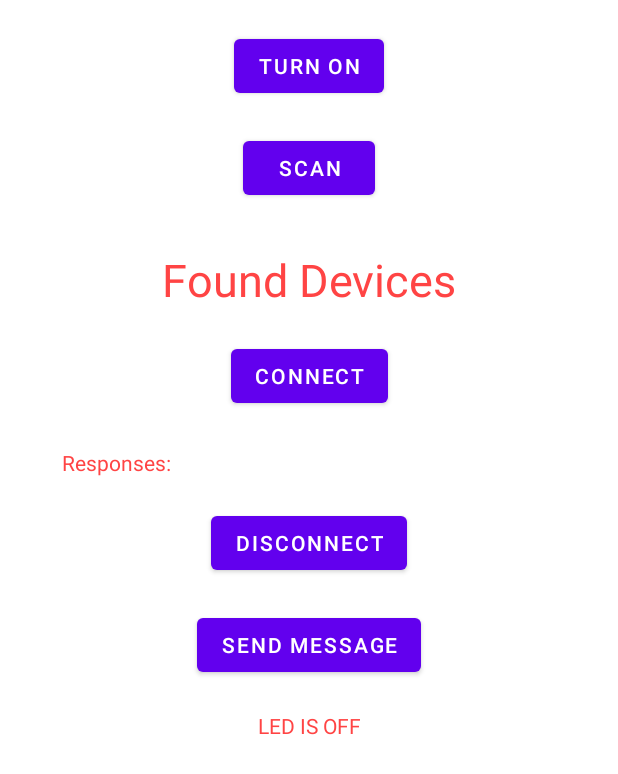
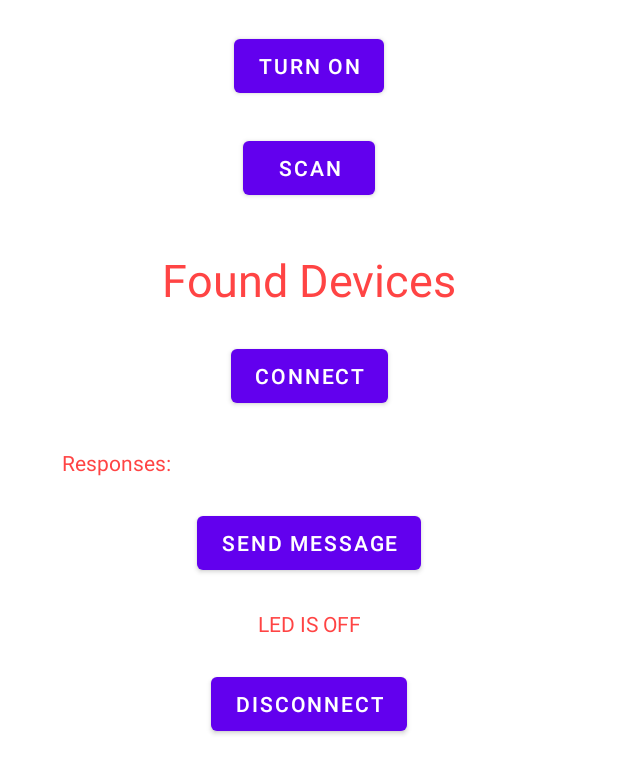
Before and after one commit to narendra-09/BluetoothResponseSystem, an Android app: the screen it shows after launch (MainActivity), on a phone screen of 412 x 824 dp. Shown: the top 774 px of the screen. Run offline under Robolectric (Android 15) with nearby library versions, the phone set to English and light mode, and no system bars.

Commit message:
Commit One

```diff
--- a/app/src/main/AndroidManifest.xml
+++ b/app/src/main/AndroidManifest.xml
@@ -6,6 +6,7 @@
     <uses-permission android:name="android.permission.BLUETOOTH_ADMIN" />
     <uses-permission android:name="android.permission.ACCESS_COARSE_LOCATION" />
     <uses-permission android:name="android.permission.ACCESS_FINE_LOCATION"/>
+    <uses-permission android:name="android.permission.INTERNET"/>
 
     <application
         android:allowBackup="true"
--- a/app/src/main/java/com/example/dhwaniclassicbluetooth/MainActivity.java
+++ b/app/src/main/java/com/example/dhwaniclassicbluetooth/MainActivity.java
@@ -6,18 +6,23 @@ import androidx.core.app.ActivityCompat;
 import androidx.core.content.ContextCompat;
 
 import android.annotation.SuppressLint;
+import android.bluetooth.BluetoothA2dp;
 import android.bluetooth.BluetoothAdapter;
 import android.bluetooth.BluetoothDevice;
+import android.bluetooth.BluetoothProfile;
 import android.bluetooth.BluetoothSocket;
 import android.content.BroadcastReceiver;
 import android.content.Context;
 import android.content.Intent;
 import android.content.IntentFilter;
 import android.content.pm.PackageManager;
+import android.media.AudioManager;
+import android.media.MediaPlayer;
 import android.os.Bundle;
 import android.os.CountDownTimer;
 import android.os.Handler;
 import android.os.SystemClock;
+import android.util.Log;
 import android.widget.Toast;
 
 import com.example.dhwaniclassicbluetooth.databinding.ActivityMainBinding;
@@ -25,10 +30,13 @@ import com.example.dhwaniclassicbluetooth.databinding.ActivityMainBinding;
 import java.io.IOException;
 import java.io.InputStream;
 import java.io.OutputStream;
+import java.lang.reflect.InvocationTargetException;
+import java.lang.reflect.Method;
 import java.util.Set;
 import java.util.UUID;
 
 public class MainActivity extends AppCompatActivity {
+    private static final String TAG = "MainActivity";
     private ActivityMainBinding mainBinding;
     private static final int REQUEST_ENABLE_PERMISSIONS = 100;
     private static final int REQUEST_ENABLE_BLUETOOTH = 120;
@@ -36,9 +44,12 @@ public class MainActivity extends AppCompatActivity {
     //Bluetooth Related
     private BluetoothAdapter bluetoothAdapter;
     private BluetoothDevice bluetoothDevice;
+    private BluetoothA2dp bluetoothA2dp;
+    private AudioManager audioManager;
 
     //UUID
     private static final UUID myUUID = UUID.fromString("00001101-0000-1000-8000-00805f9b34fb");
+    private static final UUID a2dpUUID = UUID.fromString("00000000-0000-1000-8000-00805F9B34FB");
 
     private ConnectThread connectThread;
     private DataFlowThread dataFlowThread;
@@ -51,13 +62,19 @@ public class MainActivity extends AppCompatActivity {
         //Grant Permissions
         checkPermissions();
         setupBluetooth();
+        audioManager = (AudioManager) getSystemService(Context.AUDIO_SERVICE);
         mainBinding.bEnable.setOnClickListener(v -> enableBluetooth());
-        mainBinding.bScan.setOnClickListener(v -> getPairedDevices());
+        mainBinding.bScan.setOnClickListener(v -> {
+            getPairedDevices();
+            //scanDevices();
+        });
         mainBinding.bConnect.setOnClickListener(v -> connectToDevice());
         mainBinding.bDisconnect.setOnClickListener(v -> disconnectFromDevice());
         mainBinding.send.setOnClickListener(v -> {
+            if (connectThread != null) {
                 byte[] message = "o".getBytes();
                 dataFlowThread.write(message);
+            }
         });
     }
 
@@ -65,10 +82,12 @@ public class MainActivity extends AppCompatActivity {
     protected void onResume() {
         super.onResume();
         registerReceiver(deviceReceiver, MainActivity.receiverIF());
+        registerReceiver(a2dpReceiver, MainActivity.receiverA2DPIF());
     }
 
     private void setupBluetooth() {
         bluetoothAdapter = BluetoothAdapter.getDefaultAdapter();
+        bluetoothAdapter.getProfileProxy(MainActivity.this, serviceListener, BluetoothProfile.A2DP);
         if (bluetoothAdapter == null) {
             Toast.makeText(this, "Bluetooth is Not supported in this device", Toast.LENGTH_SHORT).show();
         }
@@ -88,8 +107,9 @@ public class MainActivity extends AppCompatActivity {
         Set<BluetoothDevice> pairedDevices = bluetoothAdapter.getBondedDevices();
         if (pairedDevices.size() > 0) {
             for (BluetoothDevice device : pairedDevices) {
+                if(device.getName().equals("JBL GO")){
                     mainBinding.bDevices.setText(device.getName() + " " + device.getAddress());
-                bluetoothDevice = device;
+                    bluetoothDevice = device;}
             }
         } else {
             scanDevices();
@@ -115,9 +135,11 @@ public class MainActivity extends AppCompatActivity {
         }
     }
 
+    @SuppressLint("SetTextI18n")
     private void disconnectFromDevice() {
         if (connectThread != null) {
             connectThread.cancel();
+            mainBinding.bConnect.setText("Connect");
         }
     }
 
@@ -159,7 +181,7 @@ public class MainActivity extends AppCompatActivity {
             String action = intent.getAction();
             if (BluetoothDevice.ACTION_FOUND.equals(action)) {
                 BluetoothDevice device = intent.getParcelableExtra(BluetoothDevice.EXTRA_DEVICE);
-                if ("00:18:E4:35:05:47".equals(device.getAddress())) {
+                if ("JBL GO".equals(device.getName())) {
                     bluetoothDevice = device;
                     mainBinding.bDevices.setText(device.getName() + " " + device.getAddress());
                     bluetoothAdapter.cancelDiscovery();
@@ -172,10 +194,18 @@ public class MainActivity extends AppCompatActivity {
     protected void onPause() {
         super.onPause();
         unregisterReceiver(deviceReceiver);
+        unregisterReceiver(a2dpReceiver);
     }
 
     private static IntentFilter receiverIF() {
         return new IntentFilter(BluetoothDevice.ACTION_FOUND);
+    }
+
+    private static IntentFilter receiverA2DPIF() {
+        IntentFilter intentFilter = new IntentFilter();
+        intentFilter.addAction(BluetoothA2dp.ACTION_CONNECTION_STATE_CHANGED);
+        intentFilter.addAction(BluetoothA2dp.ACTION_PLAYING_STATE_CHANGED);
+        return intentFilter;
     }
 
     private class ConnectThread extends Thread {
@@ -200,9 +230,11 @@ public class MainActivity extends AppCompatActivity {
             try {
                 if (bluetoothSocket != null) {
                     bluetoothSocket.connect();
-                    runOnUiThread(()->{mainBinding.bConnect.setText("Connected");});
+                   /* runOnUiThread(()-> mainBinding.bConnect.setText("Connected"));
                     dataFlowThread = new DataFlowThread(bluetoothSocket);
-                    dataFlowThread.start();
+                    dataFlowThread.start(); */
+                   // bluetoothAdapter.getProfileProxy(MainActivity.this, serviceListener, BluetoothProfile.A2DP);
+
                 }
             } catch (IOException e) {
                 try {
@@ -216,6 +248,7 @@ public class MainActivity extends AppCompatActivity {
         public void cancel() {
             try {
                 bluetoothSocket.close();
+                connectThread = null;
             } catch (IOException e) {
                 e.printStackTrace();
             }
@@ -250,7 +283,7 @@ public class MainActivity extends AppCompatActivity {
         @SuppressLint("SetTextI18n")
         @Override
         public void run() {
-            runOnUiThread(()-> mainBinding.Response.append("\n"));
+            runOnUiThread(() -> mainBinding.Response.append("\n"));
             buffer = new byte[1024];
             int numBytes;
             while (true) {
@@ -262,7 +295,7 @@ public class MainActivity extends AppCompatActivity {
                             mainBinding.Response.append("\n");
                             mainBinding.Response.append("Response Received");
                         }
-                            if(message.trim().equals("!")){
+                        if (message.trim().equals("!")) {
                             countDownTimer.start();
                         }
                     });
@@ -273,15 +306,15 @@ public class MainActivity extends AppCompatActivity {
         }
 
         public void write(byte[] bytes) {
-              try{
+            try {
                 outputStream.write(bytes);
             } catch (IOException e) {
                 e.printStackTrace();
             }
         }
 
-        public void close(){
-            try{
+        public void close() {
+            try {
                 bluetoothSocket.close();
             } catch (IOException e) {
                 e.printStackTrace();
@@ -289,7 +322,7 @@ public class MainActivity extends AppCompatActivity {
         }
     }
 
-    private final CountDownTimer countDownTimer = new CountDownTimer(2000,1000) {
+    private final CountDownTimer countDownTimer = new CountDownTimer(2000, 1000) {
         @Override
         public void onTick(long millisUntilFinished) {
             mainBinding.led.setText("LED IS ON");
@@ -300,9 +333,69 @@ public class MainActivity extends AppCompatActivity {
             mainBinding.led.setText("LED IS OFF");
         }
     };
+
+    private final BluetoothProfile.ServiceListener serviceListener = new BluetoothProfile.ServiceListener() {
+        @Override
+        public void onServiceConnected(int profile, BluetoothProfile proxy) {
+            if (profile == BluetoothProfile.A2DP) {
+                bluetoothA2dp = (BluetoothA2dp) proxy;
+               // blHack(bluetoothA2dp);
+                Log.d(TAG, "onServiceConnected: " + bluetoothA2dp.getConnectionState(bluetoothDevice));
+                if (audioManager.isBluetoothA2dpOn()) {
+                    Log.d(TAG, "onServiceConnected: A2dp On");
+                }
+                //playMusic();
+            }
+        }
+
+        @Override
+        public void onServiceDisconnected(int profile) {
+
+        }
+    };
+
     @Override
     protected void onDestroy() {
         super.onDestroy();
+        bluetoothAdapter.closeProfileProxy(BluetoothProfile.A2DP, bluetoothA2dp);
         connectThread.cancel();
     }
+
+    private final BroadcastReceiver a2dpReceiver = new BroadcastReceiver() {
+        @Override
+        public void onReceive(Context context, Intent intent) {
+            String action = intent.getAction();
+            if (BluetoothA2dp.ACTION_CONNECTION_STATE_CHANGED.equals(action)) {
+                int state = intent.getIntExtra(BluetoothA2dp.EXTRA_STATE, BluetoothA2dp.STATE_DISCONNECTED);
+                if (state == BluetoothA2dp.STATE_CONNECTED) {
+                    if (audioManager.isBluetoothA2dpOn()) {
+                        //playMusic();
+                        Log.d(TAG, "onReceive: ");
                     }
+                }
+
+            }
+        }
+    };
+
+    private void playMusic() {
+        MediaPlayer mediaPlayer = new MediaPlayer();
+        try {
+            mediaPlayer.setDataSource("https://file-examples-com.github.io/uploads/2017/11/file_example_MP3_1MG.mp3");
+            mediaPlayer.prepare();
+        } catch (IOException e) {
+            e.printStackTrace();
+        }
+        mediaPlayer.start();
+    }
+
+   /* private void blHack(BluetoothProfile proxy){
+        try{
+            @SuppressLint("DiscouragedPrivateApi") Method connect = BluetoothA2dp.class.getDeclaredMethod("connect",BluetoothDevice.class);
+            connect.invoke(proxy,bluetoothDevice);
+        } catch (NoSuchMethodException | IllegalAccessException | InvocationTargetException e) {
+            e.printStackTrace();
+        }
+    }*/
+
+}
--- a/app/src/main/res/layout/activity_main.xml
+++ b/app/src/main/res/layout/activity_main.xml
@@ -1,6 +1,5 @@
 <?xml version="1.0" encoding="utf-8"?>
-<androidx.core.widget.NestedScrollView
-    xmlns:android="http://schemas.android.com/apk/res/android"
+<androidx.core.widget.NestedScrollView xmlns:android="http://schemas.android.com/apk/res/android"
     xmlns:app="http://schemas.android.com/apk/res-auto"
     xmlns:tools="http://schemas.android.com/tools"
     android:layout_width="match_parent"
@@ -38,8 +37,8 @@ android:layout_height="wrap_content">
             android:layout_height="wrap_content"
             android:layout_marginTop="30dp"
             android:text="@string/found_devices"
+            android:textColor="@android:color/holo_red_light"
             android:textSize="30sp"
-        android:textColor="@android:color/holo_red_light"
             app:layout_constraintEnd_toEndOf="parent"
             app:layout_constraintStart_toStartOf="parent"
             app:layout_constraintTop_toBottomOf="@+id/b_scan" />
@@ -48,11 +47,12 @@ android:layout_height="wrap_content">
             android:id="@+id/b_connect"
             android:layout_width="wrap_content"
             android:layout_height="wrap_content"
+            android:layout_marginTop="20dp"
+            android:text="@string/connect"
+            app:layout_constraintEnd_toEndOf="parent"
             app:layout_constraintStart_toStartOf="parent"
-        app:layout_constraintEnd_toEndOf="parent"
-        app:layout_constraintTop_toBottomOf="@id/b_devices"
-        android:text="@string/connect"
-        android:layout_marginTop="20dp"/>
+            app:layout_constraintTop_toBottomOf="@id/b_devices" />
+
         <TextView
             android:id="@+id/Response"
             android:layout_width="wrap_content"
@@ -67,34 +67,35 @@ android:layout_height="wrap_content">
 
 
         <Button
-        android:id="@+id/b_disconnect"
-        android:layout_width="wrap_content"
-        android:layout_height="wrap_content"
-        app:layout_constraintStart_toStartOf="parent"
-        app:layout_constraintEnd_toEndOf="parent"
-        app:layout_constraintTop_toBottomOf="@id/Response"
-        android:text="@string/disconnect"
-        android:layout_marginTop="20dp"/>
-    <Button
             android:id="@+id/send"
             android:layout_width="wrap_content"
             android:layout_height="wrap_content"
+            android:layout_marginTop="20dp"
+            android:text="@string/send_message"
+            app:layout_constraintEnd_toEndOf="parent"
             app:layout_constraintStart_toStartOf="parent"
-        app:layout_constraintEnd_toEndOf="parent"
-        app:layout_constraintTop_toBottomOf="@id/b_disconnect"
-        android:text="@string/send_message"
-        android:layout_marginTop="20dp"/>
+            app:layout_constraintTop_toBottomOf="@id/Response" />
+
         <TextView
             android:id="@+id/led"
             android:layout_width="wrap_content"
             android:layout_height="wrap_content"
+            android:layout_marginTop="20dp"
+            android:text="@string/led_is_off"
             android:textColor="@android:color/holo_red_light"
+            app:layout_constraintEnd_toEndOf="parent"
             app:layout_constraintStart_toStartOf="parent"
-        android:text="@string/led_is_off"
+            app:layout_constraintTop_toBottomOf="@id/send" />
+
+        <Button
+            android:id="@+id/b_disconnect"
+            android:layout_width="wrap_content"
+            android:layout_height="wrap_content"
             android:layout_marginTop="20dp"
+            android:text="@string/disconnect"
             app:layout_constraintEnd_toEndOf="parent"
-        app:layout_constraintTop_toBottomOf="@id/send"
-        />
+            app:layout_constraintStart_toStartOf="parent"
+            app:layout_constraintTop_toBottomOf="@id/led" />
     </androidx.constraintlayout.widget.ConstraintLayout>
 
 </androidx.core.widget.NestedScrollView>
```
Also changed, not shown: 1 other file. Lines whose indentation alone changed are shown as unchanged.
